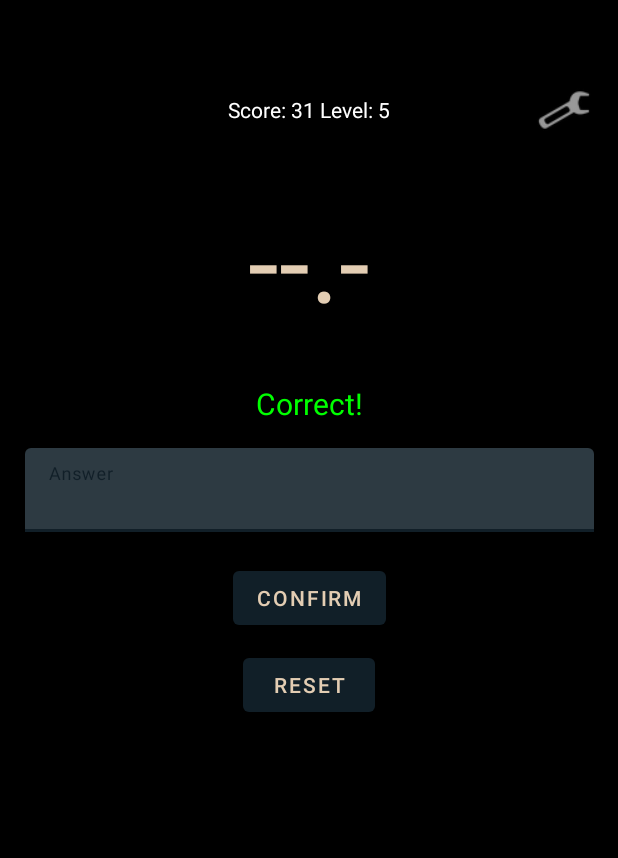
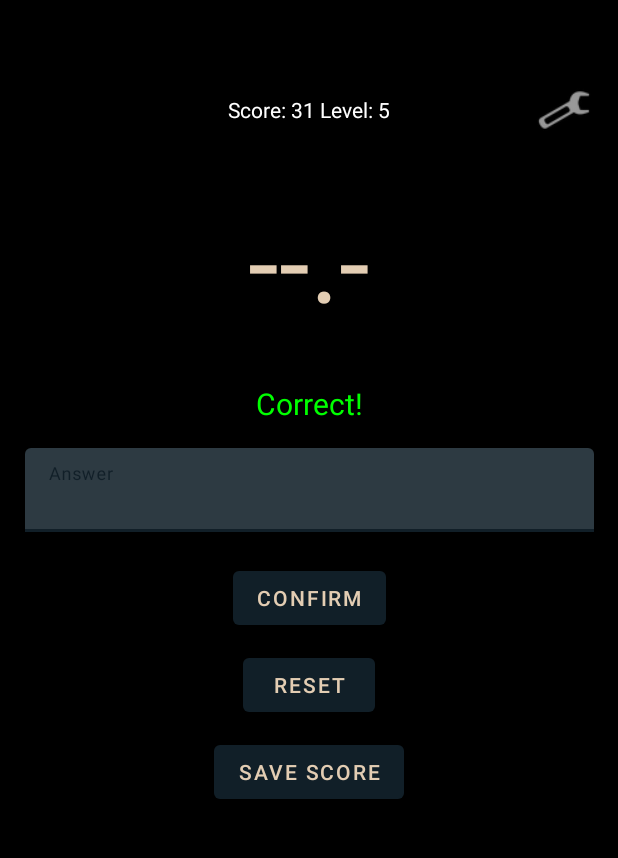
Before and after one commit to AndreyASchneider/TrabalhoDispositivosMoveis, an Android app: the GameActivity screen opened directly, with no data from a screen before it, on a phone screen of 412 x 824 dp, the part 84-942 px from its top. Run offline under Robolectric (Android 15) with nearby library versions, the phone set to English and light mode, and no system bars.

Commit message:
Adicionando botão para salvar score

```diff
--- a/app/src/main/java/com/example/codigomorse/GameActivity.java
+++ b/app/src/main/java/com/example/codigomorse/GameActivity.java
@@ -256,4 +256,10 @@ public class GameActivity extends AppCompatActivity {
         intent.putParcelableArrayListExtra("itemList", new ArrayList<>(enableLetterItemList));
         resultLauncher.launch(intent);
     }
+
+    public void goToSaveScore(View view) {
+        Intent intent = new Intent(this, SaveScoreActivity.class);
+        intent.putParcelableArrayListExtra("itemList", new ArrayList<>(enableLetterItemList));
+        resultLauncher.launch(intent);
+    }
 }
--- a/app/src/main/res/layout/activity_game.xml
+++ b/app/src/main/res/layout/activity_game.xml
@@ -108,6 +108,18 @@
         app:layout_constraintStart_toStartOf="parent"
         app:layout_constraintTop_toBottomOf="@+id/btnConfirm" />
 
+    <Button
+        android:id="@+id/btnSaveScore"
+        android:layout_width="wrap_content"
+        android:layout_height="wrap_content"
+        android:layout_marginTop="10dp"
+        android:onClick="goToSaveScore"
+        android:text="Save Score"
+        app:layout_constraintEnd_toEndOf="parent"
+        app:layout_constraintHorizontal_bias="0.5"
+        app:layout_constraintStart_toStartOf="parent"
+        app:layout_constraintTop_toBottomOf="@+id/btnReset" />
+
     <ImageView
         android:id="@+id/imgConfig"
         android:layout_width="40dp"
```
